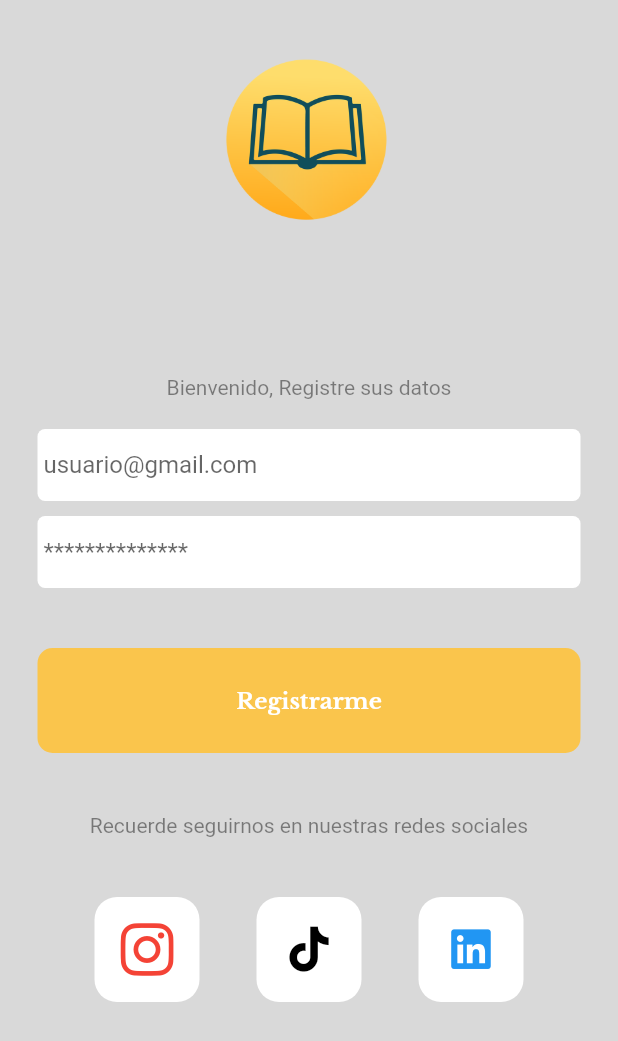
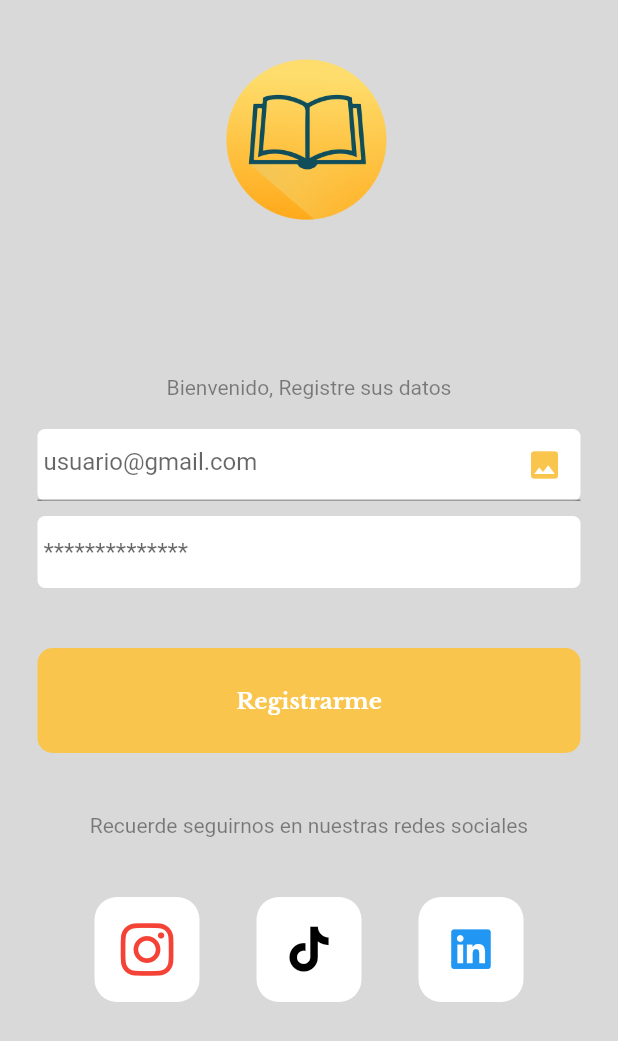
Before and after one commit to Sandtw/App_lbooks, a Flutter app: the SignInScreen screen opened by its route, on a phone screen of 412 x 824 dp. Shown: the top 1041 px of the screen. Run offline on Flutter 3.47's test engine with Material 2 defaults, Android fonts, the phone set to English and light mode, and no system bars; our stand-ins replace font_awesome_flutter, google_fonts, image_picker.

Commit message:
agregando icono

```diff
--- a/lib/main.dart
+++ b/lib/main.dart
@@ -2,7 +2,7 @@ import 'package:flutter/material.dart';
 import 'package:lbooks_app/screens/screens.dart';
 
 void main() {
-  runApp(MyApp());
+  runApp(const MyApp());
 }
 
 class MyApp extends StatelessWidget {
@@ -10,7 +10,7 @@ class MyApp extends StatelessWidget {
 
   @override
   Widget build(BuildContext context) {
-    final textTheme = Theme.of(context).textTheme;
+    // final textTheme = Theme.of(context).textTheme;
     return MaterialApp(
       title: 'Book reading',
       initialRoute: SplashScreen.route,
--- a/lib/screens/signing_screen.dart
+++ b/lib/screens/signing_screen.dart
@@ -1,6 +1,7 @@
 import 'package:flutter/material.dart';
 import 'package:font_awesome_flutter/font_awesome_flutter.dart';
 import 'package:google_fonts/google_fonts.dart';
+import 'package:image_picker/image_picker.dart';
 import 'package:lbooks_app/screens/screens.dart';
 
 class SignInScreen extends StatelessWidget {
@@ -42,8 +43,24 @@ class SignInScreen extends StatelessWidget {
                 ),
                 child: TextFormField(
                   keyboardType: TextInputType.emailAddress,
-                  decoration: const InputDecoration(
-                    border: InputBorder.none,
+                  decoration: InputDecoration(
+                    suffixIcon: IconButton(
+                      onPressed: () async {
+                        final picker = ImagePicker();
+                        final XFile? pickedFile = await picker.pickImage(
+                          source: ImageSource.camera,
+                          imageQuality: 100,
+                        );
+                        if (pickedFile == null) {
+                          print('No hay imagen seleccionada');
+                          return;
+                        }
+                      },
+                      icon: const Icon(
+                        Icons.photo,
+                        color: Color(0xffFAC54C),
+                      ),
+                    ),
                     hintText: ' usuario@gmail.com',
                   ),
                 ),
```
Also changed, not shown: pubspec.yaml (+5 -13 lines), pubspec.lock.
